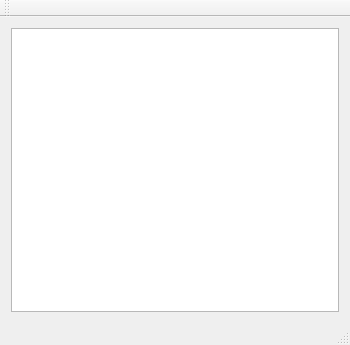
Above: mainwindow.ui from sangyobe/art_plot before the change. Below: the same form after it.
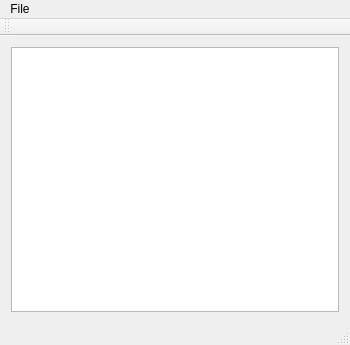
That is the form after the change.

The edit to the form file:
```diff
--- a/mainwindow.ui
+++ b/mainwindow.ui
@@ -29,6 +29,15 @@
      <height>22</height>
     </rect>
    </property>
+   <widget class="QMenu" name="menuFile">
+    <property name="title">
+     <string>File</string>
+    </property>
+    <addaction name="actionNew"/>
+    <addaction name="separator"/>
+    <addaction name="actionExit"/>
+   </widget>
+   <addaction name="menuFile"/>
   </widget>
   <widget class="QToolBar" name="mainToolBar">
    <attribute name="toolBarArea">
```
Left out of the diff: 10 changed lines with no effect on the pictures.
